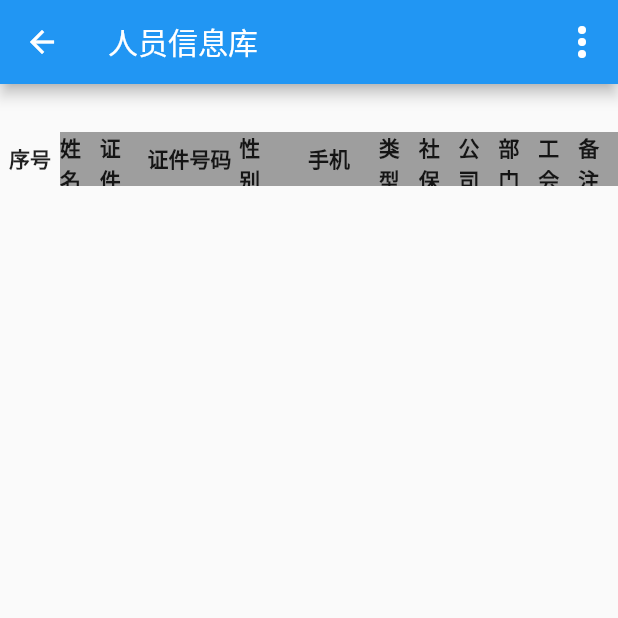
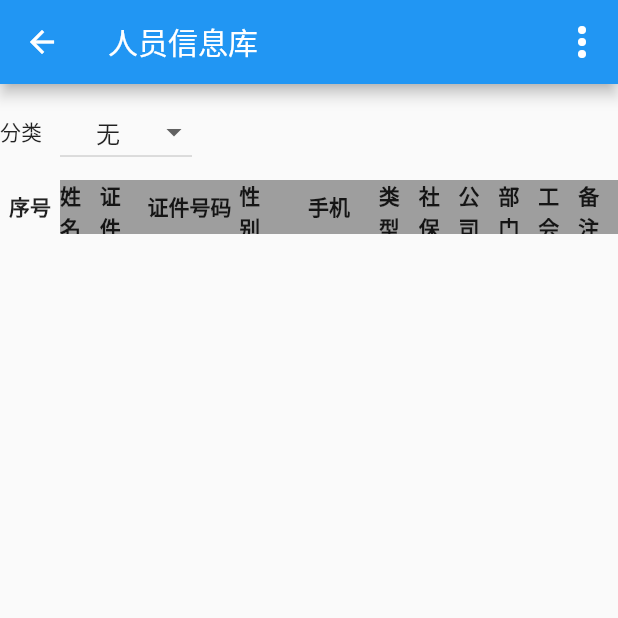
Before and after one commit to devin1014/desktop_demo, a Flutter app: the screen it shows after launch, after a tap on "Employee Database", on a phone screen of 412 x 824 dp, the top half of it. Run offline on Flutter 3.47's test engine with Material 2 defaults, Android fonts, the phone set to English and light mode, and no system bars; our stand-ins replace file_picker, logger, shared_preferences, sqflite_common, sqflite_common_ffi; missing offline and left inert: spreadsheet_decoder, syncfusion_flutter_xlsio; accounts and stored records are empty.

Commit message:
[add] support Filter by 'type'

```diff
--- a/lib/database/employee.dart
+++ b/lib/database/employee.dart
@@ -85,6 +85,25 @@ mixin IEmployee on DbModel {
   static const value_genders = ["男", "女"];
   static const value_yes_or_no = ["是", "否"];
   static const value_work_types = ["正式", "劳务派遣", "借调", "退休返聘", "实习", "其他"];
+  static const value_companion = [
+    "城建置业",
+    "益恒置业",
+    "益欣置业",
+    "瑞恒置业",
+    "瑞腾国际",
+    "博远置业",
+    "瑞南置业",
+    "丰鑫置业",
+    "黄山合城",
+    "宝盛",
+    "建房处",
+    "后勤保障",
+    "城建物业",
+    "瑞行东岸",
+    "无锡公司",
+    "蠡湖公司",
+    "江西公司"
+  ];
   static const _format_phone_length = 11;
   static const _format_identify_id_length = 18;
 
--- a/lib/database/provider.dart
+++ b/lib/database/provider.dart
@@ -122,6 +122,7 @@ class DatabaseProvider {
   }
 
   Future<Result<List<Employee>>> query({
+    String? type,
     String groupBy = "id",
     List<String>? orderByList,
     bool asc = true,
@@ -129,6 +130,8 @@ class DatabaseProvider {
     return _databaseFuture.then((database) async {
       List<Map<String, dynamic>> result = await database.query(
         _tableName,
+        where: type != null ? "${IEmployee.column_type} = ?" : null,
+        whereArgs: type != null ? [type] : null,
         groupBy: groupBy,
         orderBy: SqlHelper.orderBy(orderByList, asc),
       );
--- a/lib/database/table.dart
+++ b/lib/database/table.dart
@@ -93,7 +93,7 @@ class EmployeeTableState extends State<EmployeeTable> {
         physics: const NeverScrollableScrollPhysics(),
         controller: _columnTitleController,
         itemBuilder: (context, index) => _titleCell(
-          name: "$index",
+          name: "${index + 1}",
           width: 40,
           height: _itemHeight,
           bgColor: Colors.blueGrey,
--- a/lib/employee_db.dart
+++ b/lib/employee_db.dart
@@ -5,6 +5,7 @@ import 'package:desktop_demo/database/search.dart';
 import 'package:desktop_demo/database/table.dart';
 import 'package:desktop_demo/dialog.dart';
 import 'package:desktop_demo/excel/excel.dart';
+import 'package:desktop_demo/filter.dart';
 import 'package:desktop_demo/routers.dart';
 import 'package:file_picker/file_picker.dart';
 import 'package:flutter/material.dart';
@@ -41,10 +42,19 @@ class _EmployeeDatabaseState extends State<EmployeeDatabase> {
       body: Column(
         children: [
           SizedBox(
-            height: 32,
+            height: 64,
             child: Row(
               children: [
-                //TODO
+                SizedBox(
+                  width: 196,
+                  child: Filter(
+                    title: "分类",
+                    list: IEmployee.value_work_types,
+                    valueChanged: (changed) {
+                      _query(type: changed);
+                    },
+                  ),
+                ),
               ],
             ),
           ),
@@ -173,4 +183,8 @@ class _EmployeeDatabaseState extends State<EmployeeDatabase> {
     );
     ExcelUtil.createExcel(absPath, _valueNotifier.value);
   }
+
+  void _query({String? type}) async {
+    _valueNotifier.value = (await _provider.query(type: type)).data!;
+  }
 }
--- /dev/null
+++ b/lib/filter.dart
@@ -0,0 +1,51 @@
+import 'package:flutter/material.dart';
+
+class Filter extends StatefulWidget {
+  static const _defaultSelect = "无";
+  final String title;
+  final List<String> items = [];
+  final ValueChanged<String?> valueChanged;
+
+  Filter({
+    Key? key,
+    required this.title,
+    required List<String> list,
+    required this.valueChanged,
+  }) : super(key: key) {
+    items.add(_defaultSelect);
+    items.addAll(list);
+  }
+
+  @override
+  State<StatefulWidget> createState() => _FilterState();
+}
+
+class _FilterState extends State<Filter> {
+  String select = Filter._defaultSelect;
+
+  @override
+  Widget build(BuildContext context) {
+    return Row(
+      children: [
+        Text(widget.title),
+        const SizedBox(width: 12),
+        DropdownButton(
+            alignment: Alignment.center,
+            value: select,
+            items: widget.items
+                .map<DropdownMenuItem<String>>((e) => DropdownMenuItem(child: Text(e), value: e))
+                .toList(growable: false),
+            onChanged: (changed) {
+              setState(() {
+                select = changed.toString();
+              });
+              if (changed == Filter._defaultSelect) {
+                widget.valueChanged(null);
+              } else if (changed is String) {
+                widget.valueChanged(changed);
+              }
+            }),
+      ],
+    );
+  }
+}
```
